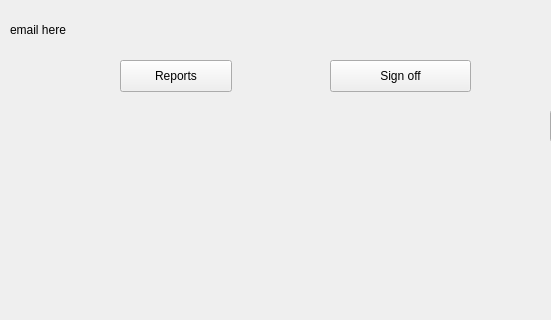
Old version of the form project/lab6/mainwindow.ui in the repository aneroid11/Databases; both pictures show x 0 to 551 and y 0 to 320 of the 800 by 600 pixel window.
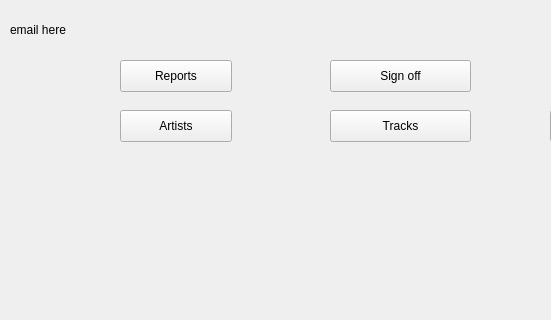
New version of the form. The open tabs and pages were chosen to show the change.

Commit message: all tracks page

```diff
--- a/project/lab6/mainwindow.ui
+++ b/project/lab6/mainwindow.ui
@@ -438,6 +438,32 @@
        <string>Reports</string>
       </property>
      </widget>
+     <widget class="QPushButton" name="adminAcc_artistsButton">
+      <property name="geometry">
+       <rect>
+        <x>120</x>
+        <y>110</y>
+        <width>112</width>
+        <height>32</height>
+       </rect>
+      </property>
+      <property name="text">
+       <string>Artists</string>
+      </property>
+     </widget>
+     <widget class="QPushButton" name="adminAcc_tracksButton">
+      <property name="geometry">
+       <rect>
+        <x>330</x>
+        <y>110</y>
+        <width>141</width>
+        <height>32</height>
+       </rect>
+      </property>
+      <property name="text">
+       <string>Tracks</string>
+      </property>
+     </widget>
     </widget>
     <widget class="QWidget" name="artistAccDetailsPage">
      <widget class="QDateEdit" name="artistAccDetails_birthDateEdit">
```
Left out of the diff: 14 changed lines with no effect on the pictures. The commit also changes 2 other files.
